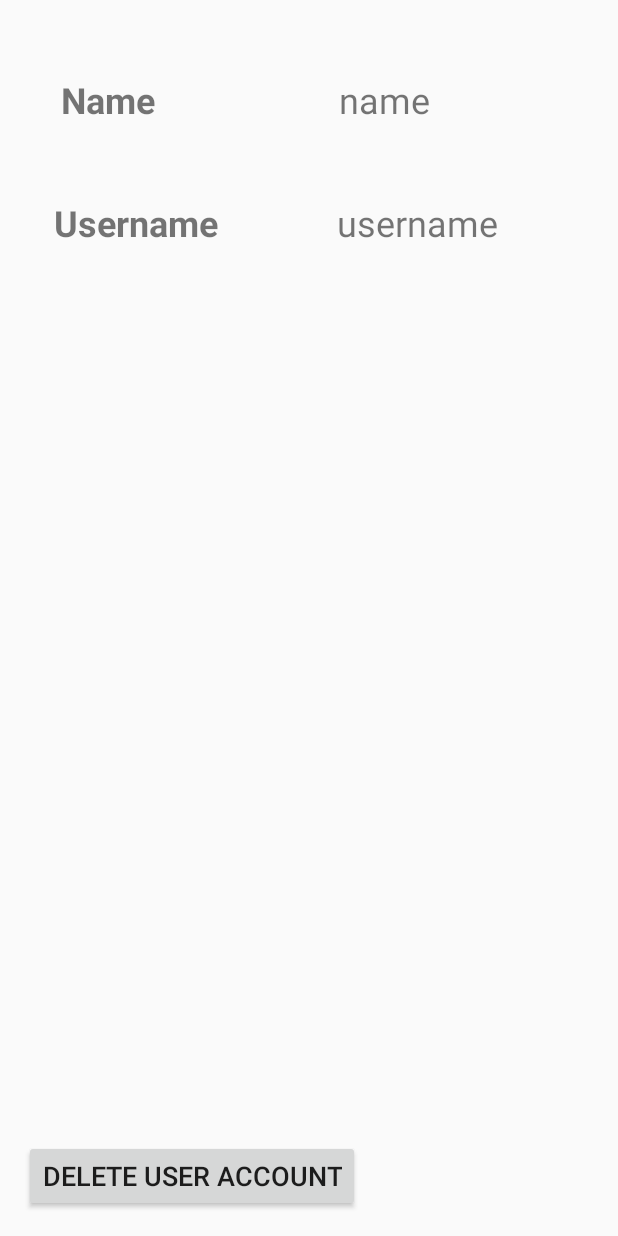
After one commit to CMPUT301F17T02/BAARD, an Android app: the layout fragment_settings.xml on its own in the app's theme, with its tools: preview values and no code run, on a phone screen of 412 x 824 dp. The commit adds this screen. Run offline under Robolectric (Android 15) with nearby library versions, the phone set to English and light mode, and no system bars.

Commit message:
settings page

```diff
--- a/app/build.gradle
+++ b/app/build.gradle
@@ -25,7 +25,7 @@ android {
 }
 
 repositories {
-    maven{ url "https://jitpack.io" }
+    maven { url "https://jitpack.io" }
 }
 
 dependencies {
@@ -33,6 +33,7 @@ dependencies {
     androidTestCompile('com.android.support.test.espresso:espresso-core:2.2.2', {
         exclude group: 'com.android.support', module: 'support-annotations'
     })
+    compile files('src/include/jest-droid-2.0.1-SNAPSHOT.jar')
     compile 'com.android.support:appcompat-v7:26.+'
     compile 'com.android.support:design:26.+'
     compile 'com.android.support.constraint:constraint-layout:1.0.2'
@@ -41,9 +42,8 @@ dependencies {
     compile 'com.android.support:recyclerview-v7:26.+'
     compile 'com.android.support:support-vector-drawable:26.+'
     compile 'com.jayway.android.robotium:robotium-solo:5.6.3'
-    testCompile 'junit:junit:4.12'
     compile 'com.google.code.gson:gson:2.8.2'
-    compile files('src/include/jest-droid-2.0.1-SNAPSHOT.jar')
     compile 'com.jjoe64:graphview:4.2.1'
     compile 'com.github.PhilJay:MPAndroidChart:v3.0.2'
+    testCompile 'junit:junit:4.12'
 }
--- /dev/null
+++ b/app/src/main/res/layout/fragment_settings.xml
@@ -0,0 +1,76 @@
+<!--
+  ~ Copyright (c) 2017. Team CMPUT301F17T02, CMPUT301, University of Alberta - All Rights Reserved. You may use, distribute, or modify this code under terms and conditions of the Code of Students Behaviour at University of Alberta.
+  -->
+
+<android.support.constraint.ConstraintLayout xmlns:android="http://schemas.android.com/apk/res/android"
+    xmlns:app="http://schemas.android.com/apk/res-auto"
+    xmlns:tools="http://schemas.android.com/tools"
+    android:layout_width="match_parent"
+    android:layout_height="match_parent"
+    tools:context="com.example.baard.SettingsFragment"
+    tools:layout_editor_absoluteY="81dp"
+    tools:layout_editor_absoluteX="0dp">
+
+    <!-- TODO: Update blank fragment layout -->
+
+    <TextView
+        android:id="@+id/username"
+        android:layout_width="179dp"
+        android:layout_height="35dp"
+        android:text="username"
+        android:textAlignment="viewStart"
+        android:textSize="24sp"
+        app:layout_constraintBaseline_toBaselineOf="@+id/textView7"
+        android:layout_marginRight="8dp"
+        app:layout_constraintRight_toRightOf="parent" />
+
+    <TextView
+        android:id="@+id/name"
+        android:layout_width="178dp"
+        android:layout_height="38dp"
+        android:text="name"
+        android:textAlignment="textStart"
+        android:textSize="24sp"
+        app:layout_constraintBaseline_toBaselineOf="@+id/textView8"
+        android:layout_marginRight="8dp"
+        app:layout_constraintRight_toRightOf="parent"
+        tools:layout_editor_absoluteX="198dp" />
+
+    <TextView
+        android:id="@+id/textView7"
+        android:layout_width="115dp"
+        android:layout_height="31dp"
+        android:layout_marginTop="50dp"
+        android:text="Username"
+        android:textAlignment="center"
+        android:textSize="24sp"
+        android:textStyle="bold"
+        app:layout_constraintHorizontal_chainStyle="spread"
+        app:layout_constraintTop_toBottomOf="@+id/textView8"
+        android:layout_marginLeft="33dp"
+        app:layout_constraintLeft_toLeftOf="parent" />
+
+    <TextView
+        android:id="@+id/textView8"
+        android:layout_width="77dp"
+        android:layout_height="32dp"
+        android:layout_marginTop="50dp"
+        android:text="Name"
+        android:textAlignment="center"
+        android:textSize="24sp"
+        android:textStyle="bold"
+        app:layout_constraintTop_toTopOf="parent"
+        android:layout_marginLeft="33dp"
+        app:layout_constraintLeft_toLeftOf="parent" />
+
+    <Button
+        android:id="@+id/delete"
+        android:layout_width="wrap_content"
+        android:layout_height="wrap_content"
+        android:layout_marginBottom="16dp"
+        android:layout_marginLeft="16dp"
+        android:text="Delete User Account"
+        android:textSize="18sp"
+        app:layout_constraintBottom_toBottomOf="parent"
+        app:layout_constraintLeft_toLeftOf="parent" />
+</android.support.constraint.ConstraintLayout>
```
Also changed, not shown: app/src/main/java/com/example/baard/MainActivity.java (+10 -2 lines), app/src/main/java/com/example/baard/SettingsFragment.java (added, +134 -0 lines).
